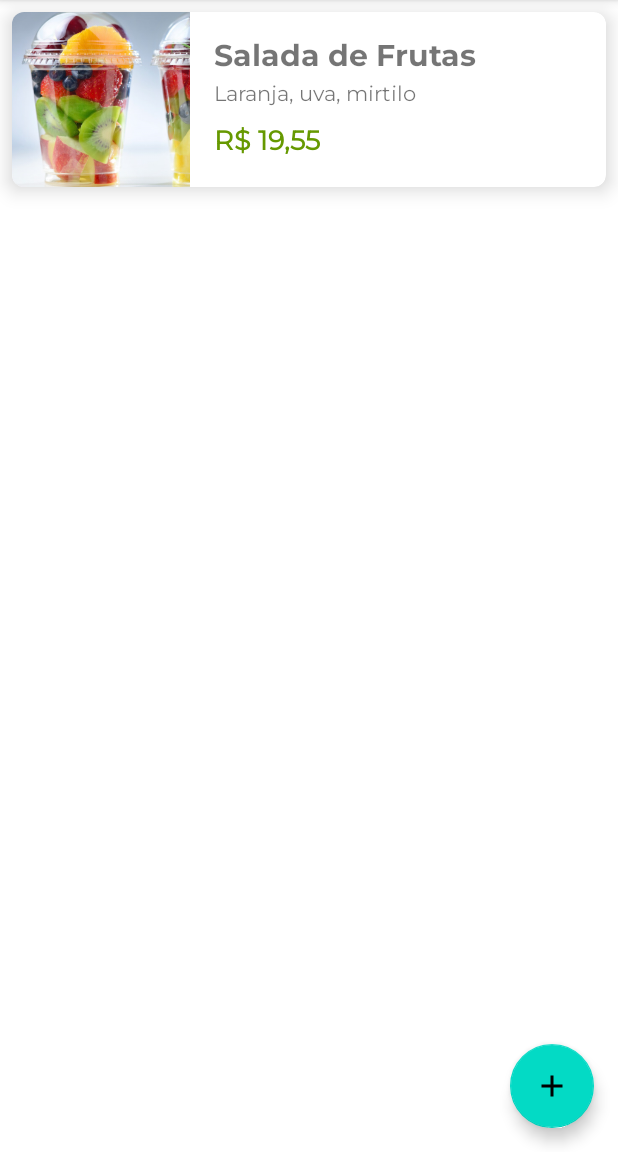
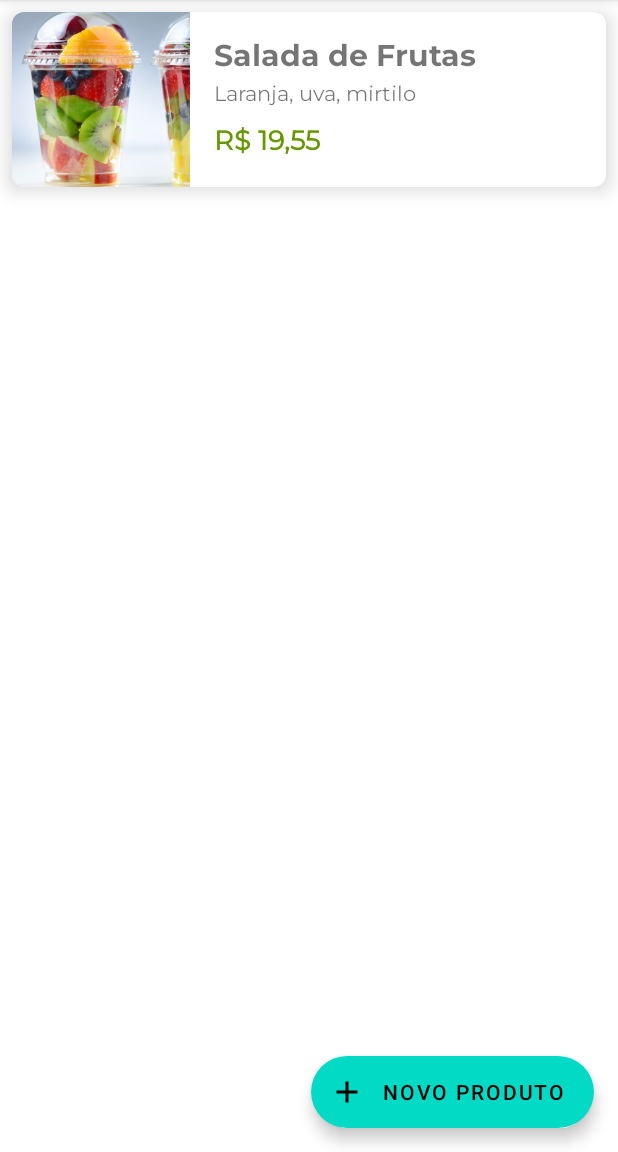
Before and after one commit to AlinyKelly/Orgs, an Android app: the screen it shows after launch (ListaProdutosActivity), on a phone screen of 412 x 824 dp, the part 84-1236 px from its top. Run offline under Robolectric (Android 15) with nearby library versions, the light colour scheme and no system bars.

Commit message:
Alterado o botao para ExtendedFloatingActionButton e nomeado para Novo Produto

```diff
--- a/app/src/main/res/layout/activity_lista_produtos.xml
+++ b/app/src/main/res/layout/activity_lista_produtos.xml
@@ -16,7 +16,7 @@
         app:layout_constraintTop_toTopOf="parent"
         tools:listitem="@layout/produto_item" />
 
-    <com.google.android.material.floatingactionbutton.FloatingActionButton
+    <com.google.android.material.floatingactionbutton.ExtendedFloatingActionButton
         android:id="@+id/activity_lista_produto_fab"
         android:layout_width="wrap_content"
         android:layout_height="wrap_content"
@@ -25,6 +25,8 @@
         android:focusable="true"
         app:layout_constraintBottom_toBottomOf="parent"
         app:layout_constraintEnd_toEndOf="parent"
-        app:srcCompat="@drawable/ic_baseline_add_24" />
+        android:contentDescription="@string/novoproduto"
+        android:text="@string/novoproduto"
+        app:icon="@drawable/ic_baseline_add_24" />
 
 </androidx.constraintlayout.widget.ConstraintLayout>
--- a/app/src/main/res/values/strings.xml
+++ b/app/src/main/res/values/strings.xml
@@ -1,3 +1,4 @@
 <resources>
     <string name="app_name">Orgs</string>
+    <string name="novoproduto">Novo Produto</string>
 </resources>
```
